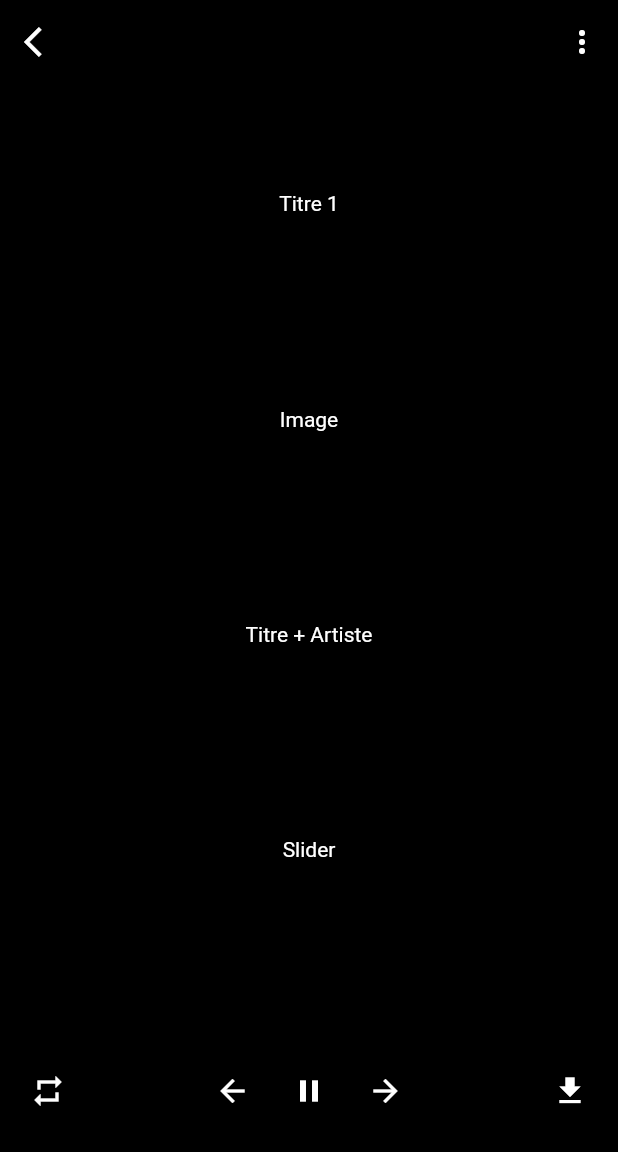
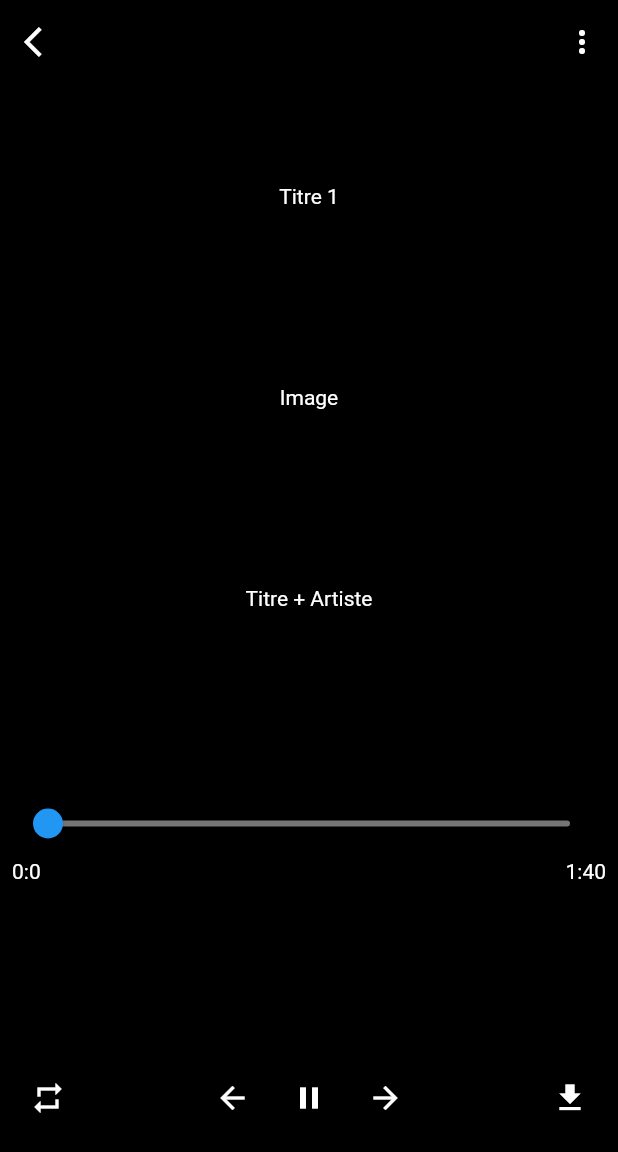
Before and after one commit to MDehay/spotiwish, a Flutter app: the screen it shows after launch, after a tap on the "repeat" icon, on a phone screen of 412 x 824 dp. Shown: the top 1152 px of the screen. Run offline on Flutter 3.47's test engine with Material 2 defaults, Android fonts, the light colour scheme and no system bars.

Commit message:
Update and refacto

```diff
--- a/lib/screen/musicpage/MyMusicPage.dart
+++ b/lib/screen/musicpage/MyMusicPage.dart
@@ -1,6 +1,7 @@
 import 'package:flutter/material.dart';
 import 'package:spotiwish/screen/musicpage/widgets/AppBarMusic.dart';
 import 'package:spotiwish/screen/musicpage/widgets/BottomBarMusic.dart';
+import 'package:spotiwish/screen/musicpage/widgets/SliderMusic.dart';
 
 class MyMusicPage extends StatefulWidget {
   const MyMusicPage({Key? key}) : super(key: key);
@@ -10,6 +11,8 @@ class MyMusicPage extends StatefulWidget {
 }
 
 class _MyMusicPageState extends State<MyMusicPage> {
+  double _currentTime = 0.0;
+
   @override
   Widget build(BuildContext context) {
     return Scaffold(
@@ -26,7 +29,7 @@ class _MyMusicPageState extends State<MyMusicPage> {
               Text("Titre 1", style: TextStyle(color: Colors.white)),
               Text("Image", style: TextStyle(color: Colors.white)),
               Text("Titre + Artiste", style: TextStyle(color: Colors.white)),
-              Text("Slider", style: TextStyle(color: Colors.white)),
+              SliderMusic(currentTime: _currentTime, callback: changeTimeValue,),
               BottomBarMusic(),
             ],
           ),
@@ -34,4 +37,9 @@ class _MyMusicPageState extends State<MyMusicPage> {
       ),
     );
   }
+  void changeTimeValue(double value){
+    setState(() {
+      _currentTime = value;
+    });
+  }
 }
--- a/lib/screen/musicpage/widgets/AppBarMusic.dart
+++ b/lib/screen/musicpage/widgets/AppBarMusic.dart
@@ -12,14 +12,14 @@ class AppBarMusic extends StatelessWidget with PreferredSizeWidget{
         onPressed: () {
           print("EXIT");
         },
-        icon: Icon(Icons.arrow_back_ios, color: Colors.white),
+        icon: const Icon(Icons.arrow_back_ios, color: Colors.white),
       ),
       actions: [
         IconButton(
           onPressed: () {
             print("Settings");
           },
-          icon: Icon(Icons.more_vert),
+          icon: const Icon(Icons.more_vert),
         )
       ],
     );
@@ -27,5 +27,5 @@ class AppBarMusic extends StatelessWidget with PreferredSizeWidget{
 
   @override
   // TODO: implement preferredSize
-  Size get preferredSize => Size.fromHeight(kToolbarHeight);
+  Size get preferredSize => const Size.fromHeight(kToolbarHeight);
 }
--- a/lib/screen/musicpage/widgets/BottomBarMusic.dart
+++ b/lib/screen/musicpage/widgets/BottomBarMusic.dart
@@ -8,20 +8,60 @@ class BottomBarMusic extends StatelessWidget {
     return Row(
       mainAxisAlignment: MainAxisAlignment.spaceBetween,
       children: [
-        IconButton(onPressed: () { print("Repeat");}, icon: Icon(Icons.repeat,color: Colors.white,)),
+        IconButton(
+          onPressed: () {
+            print("Repeat");
+          },
+          icon: const Icon(
+            Icons.repeat,
+            color: Colors.white,
+          ),
+        ),
         Container(
           width: 150,
           height: 50,
           child: Row(
             mainAxisAlignment: MainAxisAlignment.spaceBetween,
             children: [
-              IconButton(onPressed: () { print("Retour en arrière");}, icon: Icon(Icons.arrow_back,color: Colors.white,)),
-              IconButton(onPressed: () { print("Pause");}, icon: Icon(Icons.pause,color: Colors.white,)),
-              IconButton(onPressed: () { print("Avancer");}, icon: Icon(Icons.arrow_forward,color: Colors.white,)),
+              IconButton(
+                onPressed: () {
+                  print("Retour en arrière");
+                },
+                icon: const Icon(
+                  Icons.arrow_back,
+                  color: Colors.white,
+                ),
+              ),
+              IconButton(
+                onPressed: () {
+                  print("Pause");
+                },
+                icon: const Icon(
+                  Icons.pause,
+                  color: Colors.white,
+                ),
+              ),
+              IconButton(
+                onPressed: () {
+                  print("Avancer");
+                },
+                icon: const Icon(
+                  Icons.arrow_forward,
+                  color: Colors.white,
+                ),
+              ),
             ],
           ),
         ),
-        IconButton(onPressed: () { print("Telecharger");}, icon: Icon(Icons.download,color: Colors.white,)),
+        IconButton(
+          onPressed: () {
+            print("Telecharger");
+          },
+          icon: const Icon(
+            Icons.download,
+            color: Colors.white,
+          ),
+        ),
       ],
     );
   }
--- /dev/null
+++ b/lib/screen/musicpage/widgets/SliderMusic.dart
@@ -0,0 +1,40 @@
+import 'package:flutter/material.dart';
+
+class SliderMusic extends StatelessWidget {
+  const SliderMusic({Key? key, required this.currentTime, required this.callback}) : super(key: key);
+
+  final double currentTime;
+  final Function callback;
+  @override
+  Widget build(BuildContext context) {
+    return Column(
+      children: [
+        Slider(
+          inactiveColor: Colors.grey[600],
+          value: currentTime,
+          max: 100,
+          onChanged: (value) => callback(value),
+        ),
+        Row(
+          mainAxisAlignment: MainAxisAlignment.spaceBetween,
+          children: [
+            Text(
+              timerModal(currentTime),
+              style: const TextStyle(color: Colors.white),
+            ),
+            Text(
+              timerModal(100),
+              style: const TextStyle(color: Colors.white),
+            ),
+          ],
+        ),
+      ],
+    );
+  }
+
+  String timerModal(double time){
+    int seconde = (time % 60).floor();
+    int minute = (time / 60).floor();
+    return "$minute:$seconde";
+  }
+}
--- a/pubspec.yaml
+++ b/pubspec.yaml
@@ -60,9 +60,9 @@ flutter:
   uses-material-design: true
 
   # To add assets to your application, add an assets section, like this:
-  # assets:
-  #   - images/a_dot_burr.jpeg
-  #   - images/a_dot_ham.jpeg
+  #assets:
+    #- images/a_dot_burr.jpeg
+    #- images/a_dot_ham.jpeg
 
   # An image asset can refer to one or more resolution-specific "variants", see
   # https://flutter.dev/assets-and-images/#resolution-aware
```
Also changed, not shown: 1 other file.
